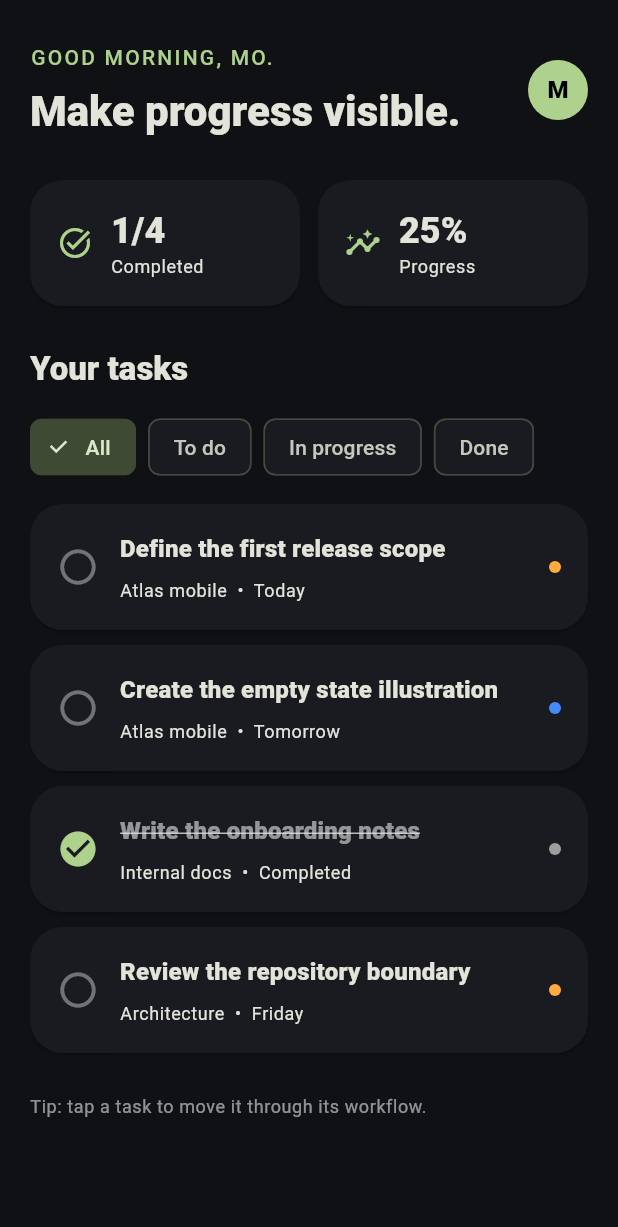
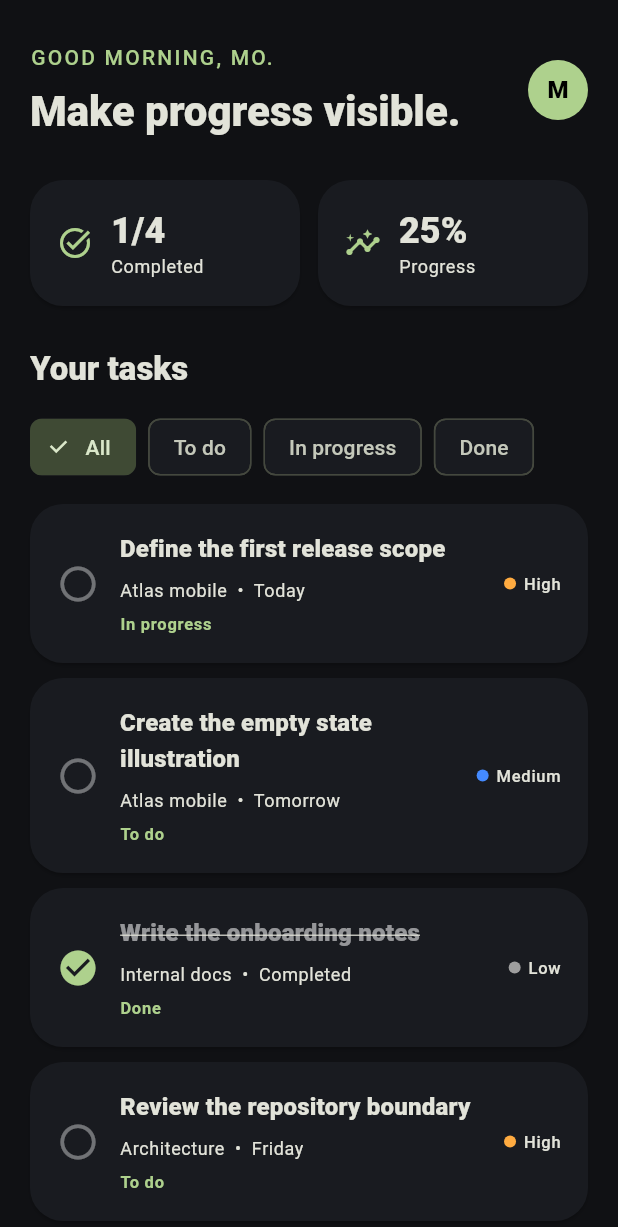
Before and after one commit to mohammed-abd-elhafez/flutter-task-manager, a Flutter app: the screen it shows after launch, on a phone screen of 412 x 824 dp. Shown: the top 1227 px of the screen. Run offline on Flutter 3.47's test engine with Material 3 defaults, Android fonts, the phone set to English and light mode, and no system bars.

Commit message:
fix: polish task dashboard for portfolio demo

```diff
--- a/lib/features/tasks/domain/task_models.dart
+++ b/lib/features/tasks/domain/task_models.dart
@@ -1,6 +1,22 @@
 enum TaskStatus { todo, inProgress, done }
 
 enum TaskPriority { low, medium, high }
+
+extension TaskStatusLabel on TaskStatus {
+  String get label => switch (this) {
+    TaskStatus.todo => 'To do',
+    TaskStatus.inProgress => 'In progress',
+    TaskStatus.done => 'Done',
+  };
+}
+
+extension TaskPriorityLabel on TaskPriority {
+  String get label => switch (this) {
+    TaskPriority.low => 'Low',
+    TaskPriority.medium => 'Medium',
+    TaskPriority.high => 'High',
+  };
+}
 
 class Task {
   const Task({
--- a/lib/features/tasks/presentation/task_card.dart
+++ b/lib/features/tasks/presentation/task_card.dart
@@ -18,7 +18,14 @@ class TaskCard extends StatelessWidget {
       TaskPriority.low => Colors.grey,
     };
 
-    return Card(
+    return Semantics(
+      container: true,
+      button: true,
+      label:
+          '${task.title}. ${task.status.label}. ${task.priority.label} priority. '
+          '${task.project}, due ${task.dueLabel}. Tap to advance status.',
+      onTap: onTap,
+      child: Card(
         child: InkWell(
           onTap: onTap,
           borderRadius: BorderRadius.circular(22),
@@ -49,9 +56,21 @@ class TaskCard extends StatelessWidget {
                         '${task.project}  •  ${task.dueLabel}',
                         style: theme.textTheme.bodySmall,
                       ),
+                      const SizedBox(height: 6),
+                      Text(
+                        task.status.label,
+                        style: theme.textTheme.labelSmall?.copyWith(
+                          color: theme.colorScheme.primary,
+                          fontWeight: FontWeight.w700,
+                        ),
+                      ),
                     ],
                   ),
                 ),
+                const SizedBox(width: 10),
+                Row(
+                  mainAxisSize: MainAxisSize.min,
+                  children: [
                     Container(
                       width: 8,
                       height: 8,
@@ -60,7 +79,15 @@ class TaskCard extends StatelessWidget {
                         shape: BoxShape.circle,
                       ),
                     ),
+                    const SizedBox(width: 5),
+                    Text(
+                      task.priority.label,
+                      style: theme.textTheme.labelSmall,
+                    ),
                   ],
+                ),
+              ],
+            ),
           ),
         ),
       ),
--- a/lib/features/tasks/presentation/task_page.dart
+++ b/lib/features/tasks/presentation/task_page.dart
@@ -1,5 +1,6 @@
 import 'package:flutter/material.dart';
 
+import '../domain/task_models.dart';
 import 'task_card.dart';
 import 'task_controller.dart';
 
@@ -133,7 +134,19 @@ class TaskPage extends StatelessWidget {
                           for (final task in controller.visibleTasks) ...[
                             TaskCard(
                               task: task,
-                              onTap: () => controller.cycleStatus(task.id),
+                              onTap: () {
+                                final nextStatus = controller.cycleStatus(task.id);
+                                if (nextStatus != null) {
+                                  ScaffoldMessenger.of(context).showSnackBar(
+                                    SnackBar(
+                                      content: Text(
+                                        '${task.title} moved to ${nextStatus.label}.',
+                                      ),
+                                      duration: const Duration(milliseconds: 1200),
+                                    ),
+                                  );
+                                }
+                              },
                             ),
                             const SizedBox(height: 10),
                           ],
@@ -141,7 +154,7 @@ class TaskPage extends StatelessWidget {
                         Text(
                           'Tip: tap a task to move it through its workflow.',
                           style: theme.textTheme.bodySmall?.copyWith(
-                            color: Colors.white54,
+                            color: theme.colorScheme.onSurfaceVariant,
                           ),
                         ),
                       ],
```
Also changed, not shown: lib/features/tasks/presentation/task_controller.dart (+5 -2 lines), 6 other files. Lines whose indentation alone changed are shown as unchanged.
